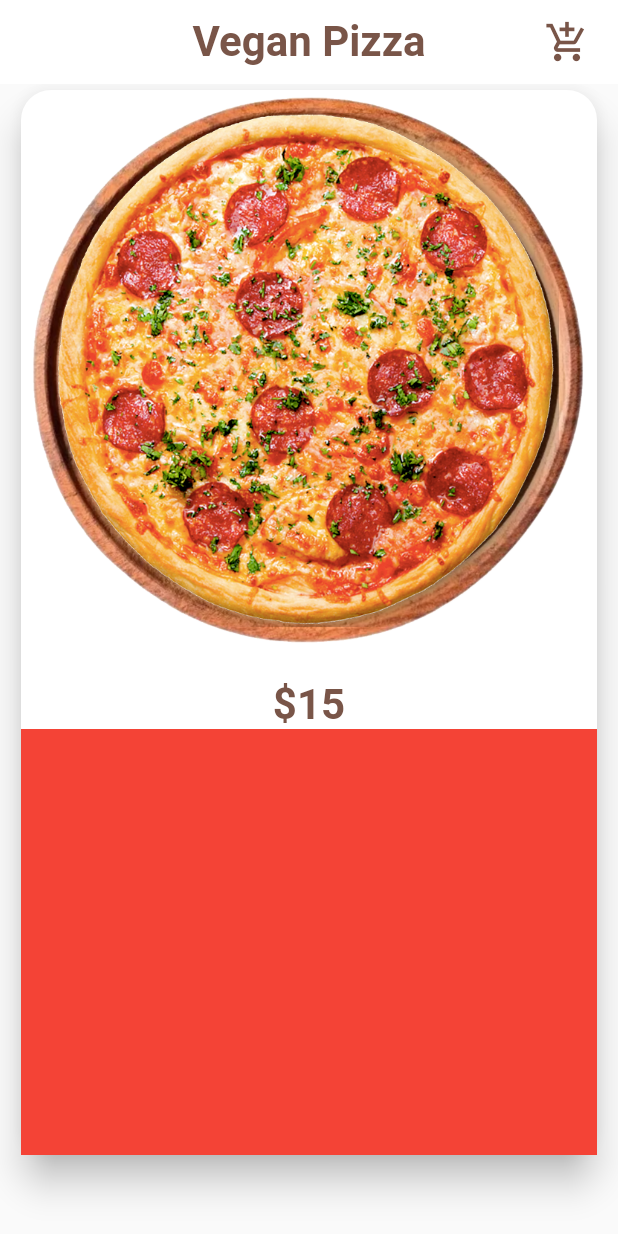
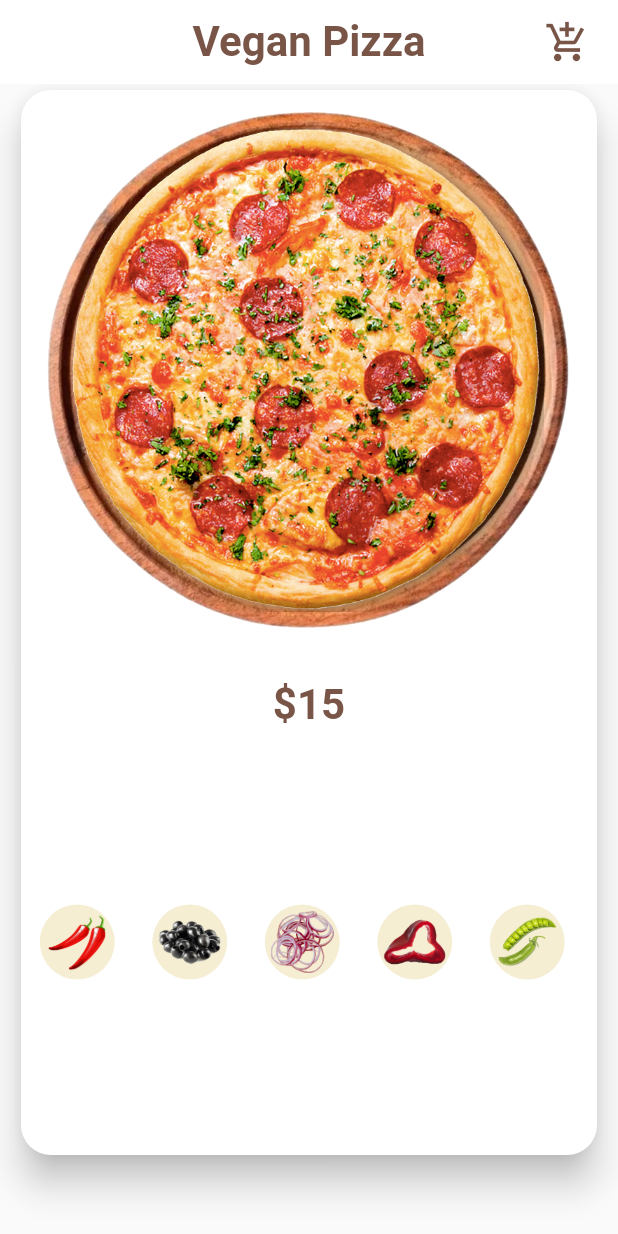
Before and after one commit to Dandy27/apporder, a Flutter app: the screen it shows after launch, on a phone screen of 412 x 824 dp. Run offline on Flutter 3.47's test engine with Material 2 defaults, Android fonts, the phone set to English and light mode, and no system bars.

```diff
--- a/dandy.com/lib/common/components/body_card.dart
+++ b/dandy.com/lib/common/components/body_card.dart
@@ -1,4 +1,7 @@
 import 'package:flutter/material.dart';
+import 'package:pizzaorders2/common/components/pizza_details.dart';
+import 'package:pizzaorders2/common/components/pizza_ingredients.dart';
+import 'package:pizzaorders2/ingredient.dart';
 
 import '../../constants.dart';
 
@@ -21,43 +24,10 @@ class BodyCard extends StatelessWidget {
               borderRadius: BorderRadius.circular(20),
             ),
             child: Column(
+              // ignore: prefer_const_literals_to_create_immutables
               children: [
-                Expanded(
-                  flex: 3,
-                  child: Column(
-                    children: [
-                      Expanded(
-                        child: Stack(
-                          children: [
-                            Image.asset(
-                              'assets/images/dish.png',
-                              fit: BoxFit.contain,
-                            ),
-                            Padding(
-                              padding: const EdgeInsets.all(15.0),
-                              child: Image.asset('assets/images/pizza-1.png'),
-                            )
-                          ],
-                        ),
-                      ),
-                      const SizedBox(
-                        height: defaultPadding,
-                      ),
-                      const Text('\$15',
-                          style: TextStyle(
-                            color: Colors.brown,
-                            fontSize: 28,
-                            fontWeight: FontWeight.bold,
-                          ))
-                    ],
-                  ),
-                ),
-                Expanded(
-                  flex: 2,
-                  child: Container(
-                    color: Colors.red,
-                  ),
-                ),
+                const PizzaDetail(),
+                const PizzaIngredients(),
               ],
             ),
           ),
--- /dev/null
+++ b/dandy.com/lib/common/components/pizza_details.dart
@@ -0,0 +1,105 @@
+import 'package:flutter/material.dart';
+import 'package:pizzaorders2/ingredient.dart';
+
+import '../../constants.dart';
+// import '../../ingredient.dart';
+
+class PizzaDetail extends StatefulWidget {
+  const PizzaDetail({
+    Key? key,
+  }) : super(key: key);
+
+  @override
+  _PizzaDetailState createState() => _PizzaDetailState();
+}
+
+class _PizzaDetailState extends State<PizzaDetail> {
+  late final Ingredient ingredient;
+  List<Ingredient?> listIngredients = <Ingredient>[];
+  bool focused = false;
+  int price = 15;
+
+  @override
+  Widget build(
+    BuildContext context,
+  ) {
+    return Expanded(
+      flex: 3,
+      child: Column(
+        children: [
+          Expanded(
+            child: DragTarget<Ingredient>(
+              onAccept: (ingredient) {
+                print('onAccept');
+                setState(() {
+                  focused = false;
+                });
+              },
+              onWillAccept: (ingredient) {
+                print('onWillAccept');
+                setState(() {
+                  focused = true;
+                  price++;
+                });
+                for (final Ingredient? i in listIngredients) {
+                  if (i!.compare(ingredient!)) {
+                    return false;
+                  }
+                }
+                listIngredients.add(ingredient);
+                return true;
+              },
+              onLeave: (data) {
+                print('onLeave');
+                setState(() {
+                  focused = false;
+                });
+              },
+              builder: (context, list, reject) {
+                return LayoutBuilder(builder: (context, constraints) {
+                  return Center(
+                    child: AnimatedContainer(
+                      duration: const Duration(milliseconds: 300),
+                      height: focused
+                          ? constraints.maxHeight
+                          : constraints.maxHeight - 20,
+                      child: Stack(
+                        children: [
+                          Image.asset(
+                            'assets/images/dish.png',
+                            fit: BoxFit.contain,
+                          ),
+                          Padding(
+                            padding: const EdgeInsets.all(15.0),
+                            child: Image.asset('assets/images/pizza-1.png'),
+                          )
+                        ],
+                      ),
+                    ),
+                  );
+                });
+              },
+            ),
+          ),
+          const SizedBox(
+            height: defaultPadding,
+          ),
+          // builText()
+          buidText()
+        ],
+      ),
+    );
+  }
+
+  Widget buidText() {
+    return AnimatedSwitcher(
+          duration: const Duration(milliseconds: 300),
+          child: Text('\$$price',
+              style: const TextStyle(
+                color: Colors.brown,
+                fontSize: 28,
+                fontWeight: FontWeight.bold,
+              )),
+        );
+  }
+}
--- /dev/null
+++ b/dandy.com/lib/common/components/pizza_ingredients.dart
@@ -0,0 +1,43 @@
+import 'package:flutter/material.dart';
+
+import '../../constants.dart';
+import '../../ingredient.dart';
+
+
+class PizzaIngredients extends StatelessWidget {
+  const PizzaIngredients({
+    Key? key,
+  }) : super(key: key);
+
+  @override
+  Widget build(BuildContext context) {
+    return Expanded(
+        flex: 2,
+        child: ListView.builder(
+            scrollDirection: Axis.horizontal,
+            itemCount: ingredients.length,
+            itemBuilder: (context, index) {
+              final ingredient = ingredients[index];
+              final child = Padding(
+                  padding: const EdgeInsets.all(12.5),
+                  child: Container(
+                    padding: const EdgeInsets.all(4),
+                    height: defaultPadding * 2.5,
+                    width: defaultPadding * 2.5,
+                    decoration: const BoxDecoration(
+                        shape: BoxShape.circle,
+                        color: Color(0xFFF5EED3)),
+                    child: Image.asset(  ingredient!.image),
+                  ),
+                );
+              return Center(
+                child: Draggable(
+                  feedback: child,
+                  data: ingredient,
+                  // childWhenDragging: Container(color: const Color(0xFFF5EED3),),
+                  child: child,
+                ),
+              );
+            }));
+  }
+}
--- /dev/null
+++ b/dandy.com/lib/ingredient.dart
@@ -0,0 +1,18 @@
+class Ingredient {
+   final String image;
+  Ingredient(
+    this.image,
+  );
+
+  bool compare(Ingredient ingredient) => ingredient.image == image;
+}
+
+final ingredients = <Ingredient?>[
+  Ingredient('assets/images/chili.png'),
+  Ingredient('assets/images/olive.png'),
+  Ingredient('assets/images/onion.png'),
+  Ingredient('assets/images/chili_unit.png'),
+  Ingredient('assets/images/pea.png'),
+  Ingredient('assets/images/pickle.png'),
+  Ingredient('assets/images/mushroom_unit.png'),
+];
--- a/dandy.com/lib/main.dart
+++ b/dandy.com/lib/main.dart
@@ -12,7 +12,6 @@ class MyApp extends StatelessWidget {
       title: 'Pizza Order',
       debugShowCheckedModeBanner: false,
       theme: ThemeData(
-        primarySwatch: Colors.blue,
       ),
       home: PizzaOrderHome(),
     );
```
